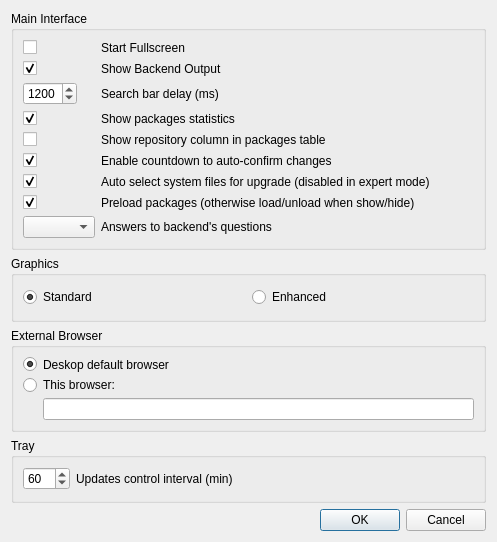
Above: Qt/AppSet-Qt/options.ui from svn2github/appset before the change. Below: the same form after it.
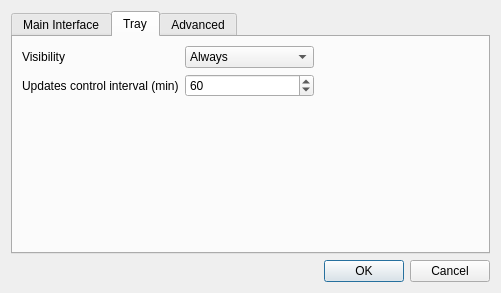
That is the form after the change. The open tabs and pages were chosen to show the change. Icons and pictures are not drawn.

Commit message: Tabbed options panel

```diff
--- a/Qt/AppSet-Qt/options.ui
+++ b/Qt/AppSet-Qt/options.ui
@@ -6,12 +6,12 @@
    <rect>
     <x>0</x>
     <y>0</y>
-    <width>497</width>
-    <height>542</height>
+    <width>501</width>
+    <height>289</height>
    </rect>
   </property>
   <property name="sizePolicy">
-   <sizepolicy hsizetype="Minimum" vsizetype="Minimum">
+   <sizepolicy hsizetype="Preferred" vsizetype="Preferred">
     <horstretch>0</horstretch>
     <verstretch>0</verstretch>
    </sizepolicy>
@@ -24,31 +24,41 @@
   </property>
   <layout class="QVBoxLayout" name="verticalLayout_2">
    <item>
-    <widget class="QGroupBox" name="groupBox_3">
-     <property name="title">
+    <widget class="QTabWidget" name="tabWidget">
+     <property name="currentIndex">
+      <number>0</number>
+     </property>
+     <widget class="QWidget" name="tab">
+      <attribute name="title">
       <string>Main Interface</string>
-     </property>
+      </attribute>
      <layout class="QVBoxLayout" name="verticalLayout">
       <item>
+        <layout class="QHBoxLayout" name="horizontalLayout_2">
+         <item>
        <layout class="QFormLayout" name="formLayout">
-        <property name="fieldGrowthPolicy">
-         <enum>QFormLayout::ExpandingFieldsGrow</enum>
-        </property>
         <item row="0" column="0">
-         <widget class="QCheckBox" name="checkBox">
-          <property name="text">
-           <string/>
-          </property>
-         </widget>
-        </item>
-        <item row="0" column="1">
          <widget class="QLabel" name="label_2">
           <property name="text">
            <string>Start Fullscreen</string>
           </property>
          </widget>
         </item>
+           <item row="0" column="1">
+            <widget class="QCheckBox" name="checkBox">
+             <property name="text">
+              <string/>
+             </property>
+            </widget>
+           </item>
         <item row="1" column="0">
+            <widget class="QLabel" name="label_6">
+             <property name="text">
+              <string>Show Backend Output</string>
+             </property>
+            </widget>
+           </item>
+           <item row="1" column="1">
          <widget class="QCheckBox" name="backOutput">
           <property name="toolTip">
            <string>Shows Backend Output during operations</string>
@@ -61,14 +71,14 @@
           </property>
          </widget>
         </item>
-        <item row="1" column="1">
-         <widget class="QLabel" name="label_6">
+           <item row="2" column="0">
+            <widget class="QLabel" name="label">
           <property name="text">
            <string>Show Backend Output</string>
           </property>
          </widget>
         </item>
-        <item row="2" column="0">
+           <item row="2" column="1">
          <widget class="QSpinBox" name="spinBox">
           <property name="minimum">
            <number>300</number>
@@ -84,63 +94,46 @@
           </property>
          </widget>
         </item>
-        <item row="2" column="1">
-         <widget class="QLabel" name="label">
-          <property name="text">
-           <string>Search bar delay (ms)</string>
-          </property>
-         </widget>
-        </item>
         <item row="3" column="0">
-         <widget class="QCheckBox" name="statShow">
-          <property name="text">
-           <string/>
-          </property>
-          <property name="checked">
-           <bool>true</bool>
-          </property>
-         </widget>
-        </item>
-        <item row="3" column="1">
          <widget class="QLabel" name="label_7">
           <property name="text">
            <string>Show packages statistics</string>
           </property>
          </widget>
         </item>
+           <item row="3" column="1">
+            <widget class="QCheckBox" name="statShow">
+             <property name="text">
+              <string/>
+             </property>
+             <property name="checked">
+              <bool>true</bool>
+             </property>
+            </widget>
+           </item>
         <item row="4" column="0">
-         <widget class="QCheckBox" name="showRepos">
-          <property name="text">
-           <string/>
-          </property>
-         </widget>
-        </item>
-        <item row="4" column="1">
          <widget class="QLabel" name="label_9">
           <property name="text">
            <string>Show repository column in packages table</string>
           </property>
          </widget>
         </item>
+           <item row="4" column="1">
+            <widget class="QCheckBox" name="showRepos">
+             <property name="text">
+              <string/>
+             </property>
+            </widget>
+           </item>
         <item row="5" column="0">
-         <widget class="QCheckBox" name="confirmCountdown">
-          <property name="text">
-           <string notr="true"/>
-          </property>
-          <property name="checked">
-           <bool>true</bool>
-          </property>
-         </widget>
-        </item>
-        <item row="5" column="1">
          <widget class="QLabel" name="label_8">
           <property name="text">
            <string>Enable countdown to auto-confirm changes</string>
           </property>
          </widget>
         </item>
-        <item row="6" column="0">
-         <widget class="QCheckBox" name="autoupgrade">
+           <item row="5" column="1">
+            <widget class="QCheckBox" name="confirmCountdown">
           <property name="text">
            <string/>
           </property>
@@ -149,14 +142,172 @@
           </property>
          </widget>
         </item>
-        <item row="6" column="1">
+          </layout>
+         </item>
+         <item>
+          <spacer name="horizontalSpacer">
+           <property name="orientation">
+            <enum>Qt::Horizontal</enum>
+           </property>
+           <property name="sizeHint" stdset="0">
+            <size>
+             <width>40</width>
+             <height>20</height>
+            </size>
+           </property>
+          </spacer>
+         </item>
+        </layout>
+       </item>
+       <item>
+        <widget class="QGroupBox" name="groupBox_4">
+         <property name="sizePolicy">
+          <sizepolicy hsizetype="Minimum" vsizetype="Minimum">
+           <horstretch>0</horstretch>
+           <verstretch>0</verstretch>
+          </sizepolicy>
+         </property>
+         <property name="title">
+          <string>Graphics</string>
+         </property>
+         <layout class="QHBoxLayout" name="horizontalLayout">
+          <item>
+           <widget class="QRadioButton" name="standardGraph">
+            <property name="text">
+             <string>Standard</string>
+            </property>
+            <property name="checked">
+             <bool>true</bool>
+            </property>
+           </widget>
+          </item>
+          <item>
+           <widget class="QRadioButton" name="enhancedGraph">
+            <property name="text">
+             <string>Enhanced</string>
+            </property>
+            <property name="checked">
+             <bool>false</bool>
+            </property>
+           </widget>
+          </item>
+         </layout>
+        </widget>
+       </item>
+      </layout>
+     </widget>
+     <widget class="QWidget" name="tab_2">
+      <attribute name="title">
+       <string>Tray</string>
+      </attribute>
+      <layout class="QVBoxLayout" name="verticalLayout_4">
+       <item>
+        <layout class="QHBoxLayout" name="horizontalLayout_3">
+         <item>
+          <layout class="QFormLayout" name="formLayout_2">
+           <item row="0" column="0">
+            <widget class="QLabel" name="label_4">
+             <property name="text">
+              <string>Visibility</string>
+             </property>
+            </widget>
+           </item>
+           <item row="0" column="1">
+            <widget class="QComboBox" name="comboBox">
+             <item>
+              <property name="text">
+               <string>Always</string>
+              </property>
+             </item>
+             <item>
+              <property name="text">
+               <string>Updates available</string>
+              </property>
+             </item>
+            </widget>
+           </item>
+           <item row="1" column="0">
+            <widget class="QLabel" name="label_5">
+             <property name="text">
+              <string>Updates control interval (min)</string>
+             </property>
+            </widget>
+           </item>
+           <item row="1" column="1">
+            <widget class="QSpinBox" name="spinBox_2">
+             <property name="minimum">
+              <number>5</number>
+             </property>
+             <property name="maximum">
+              <number>360</number>
+             </property>
+             <property name="singleStep">
+              <number>5</number>
+             </property>
+             <property name="value">
+              <number>60</number>
+             </property>
+            </widget>
+           </item>
+          </layout>
+         </item>
+         <item>
+          <spacer name="horizontalSpacer_2">
+           <property name="orientation">
+            <enum>Qt::Horizontal</enum>
+           </property>
+           <property name="sizeHint" stdset="0">
+            <size>
+             <width>40</width>
+             <height>20</height>
+            </size>
+           </property>
+          </spacer>
+         </item>
+        </layout>
+       </item>
+       <item>
+        <spacer name="verticalSpacer_2">
+         <property name="orientation">
+          <enum>Qt::Vertical</enum>
+         </property>
+         <property name="sizeHint" stdset="0">
+          <size>
+           <width>20</width>
+           <height>231</height>
+          </size>
+         </property>
+        </spacer>
+       </item>
+      </layout>
+     </widget>
+     <widget class="QWidget" name="tab_3">
+      <attribute name="title">
+       <string>Advanced</string>
+      </attribute>
+      <layout class="QVBoxLayout" name="verticalLayout_5">
+       <item>
+        <layout class="QHBoxLayout" name="horizontalLayout_4">
+         <item>
+          <layout class="QFormLayout" name="formLayout_4">
+           <item row="0" column="0">
          <widget class="QLabel" name="label_12">
           <property name="text">
            <string>Auto select system files for upgrade (disabled in expert mode)</string>
           </property>
          </widget>
         </item>
-        <item row="7" column="0">
+           <item row="0" column="1">
+            <widget class="QCheckBox" name="autoupgrade">
+             <property name="text">
+              <string/>
+             </property>
+             <property name="checked">
+              <bool>true</bool>
+             </property>
+            </widget>
+           </item>
+           <item row="1" column="1">
          <widget class="QCheckBox" name="preload">
           <property name="text">
            <string notr="true"/>
@@ -166,14 +317,14 @@
           </property>
          </widget>
         </item>
-        <item row="7" column="1">
+           <item row="1" column="0">
          <widget class="QLabel" name="label_10">
           <property name="text">
            <string>Preload packages (otherwise load/unload when show/hide)</string>
           </property>
          </widget>
         </item>
-        <item row="8" column="0">
+           <item row="2" column="1">
          <widget class="QComboBox" name="inter">
           <property name="currentIndex">
            <number>-1</number>
@@ -186,7 +337,7 @@
           </property>
          </widget>
         </item>
-        <item row="8" column="1">
+           <item row="2" column="0">
          <widget class="QLabel" name="labelInter">
           <property name="text">
            <string>Answers to backend's questions</string>
@@ -195,37 +346,20 @@
         </item>
        </layout>
       </item>
-     </layout>
-    </widget>
-   </item>
    <item>
-    <widget class="QGroupBox" name="groupBox_4">
-     <property name="title">
-      <string>Graphics</string>
-     </property>
-     <layout class="QHBoxLayout" name="horizontalLayout">
-      <item>
-       <widget class="QRadioButton" name="standardGraph">
-        <property name="text">
-         <string>Standard</string>
-        </property>
-        <property name="checked">
-         <bool>true</bool>
-        </property>
-       </widget>
-      </item>
-      <item>
-       <widget class="QRadioButton" name="enhancedGraph">
-        <property name="text">
-         <string>Enhanced</string>
-        </property>
-        <property name="checked">
-         <bool>false</bool>
-        </property>
-       </widget>
-      </item>
-     </layout>
-    </widget>
+          <spacer name="horizontalSpacer_3">
+           <property name="orientation">
+            <enum>Qt::Horizontal</enum>
+           </property>
+           <property name="sizeHint" stdset="0">
+            <size>
+             <width>40</width>
+             <height>20</height>
+            </size>
+           </property>
+          </spacer>
+         </item>
+        </layout>
    </item>
    <item>
     <widget class="QGroupBox" name="groupBox">
@@ -233,6 +367,9 @@
       <string>External Browser</string>
      </property>
      <layout class="QFormLayout" name="formLayout_3">
+          <property name="fieldGrowthPolicy">
+           <enum>QFormLayout::ExpandingFieldsGrow</enum>
+          </property>
       <item row="0" column="0">
        <widget class="QRadioButton" name="defaultBrowser">
         <property name="text">
@@ -279,35 +416,20 @@
     </widget>
    </item>
    <item>
-    <widget class="QGroupBox" name="groupBox_2">
-     <property name="title">
-      <string>Tray</string>
-     </property>
-     <layout class="QFormLayout" name="formLayout_2">
-      <item row="0" column="0">
-       <widget class="QSpinBox" name="spinBox_2">
-        <property name="minimum">
-         <number>5</number>
-        </property>
-        <property name="maximum">
-         <number>360</number>
-        </property>
-        <property name="singleStep">
-         <number>5</number>
-        </property>
-        <property name="value">
-         <number>60</number>
-        </property>
-       </widget>
-      </item>
-      <item row="0" column="1">
-       <widget class="QLabel" name="label_5">
-        <property name="text">
-         <string>Updates control interval (min)</string>
-        </property>
-       </widget>
-      </item>
-     </layout>
+        <spacer name="verticalSpacer_4">
+         <property name="orientation">
+          <enum>Qt::Vertical</enum>
+         </property>
+         <property name="sizeHint" stdset="0">
+          <size>
+           <width>20</width>
+           <height>85</height>
+          </size>
+         </property>
+        </spacer>
+       </item>
+      </layout>
+     </widget>
     </widget>
    </item>
    <item>
```
Left out of the diff: 26 changed lines with no effect on the pictures. Lines whose indentation alone changed are shown as unchanged. The commit also changes 1 other file.
